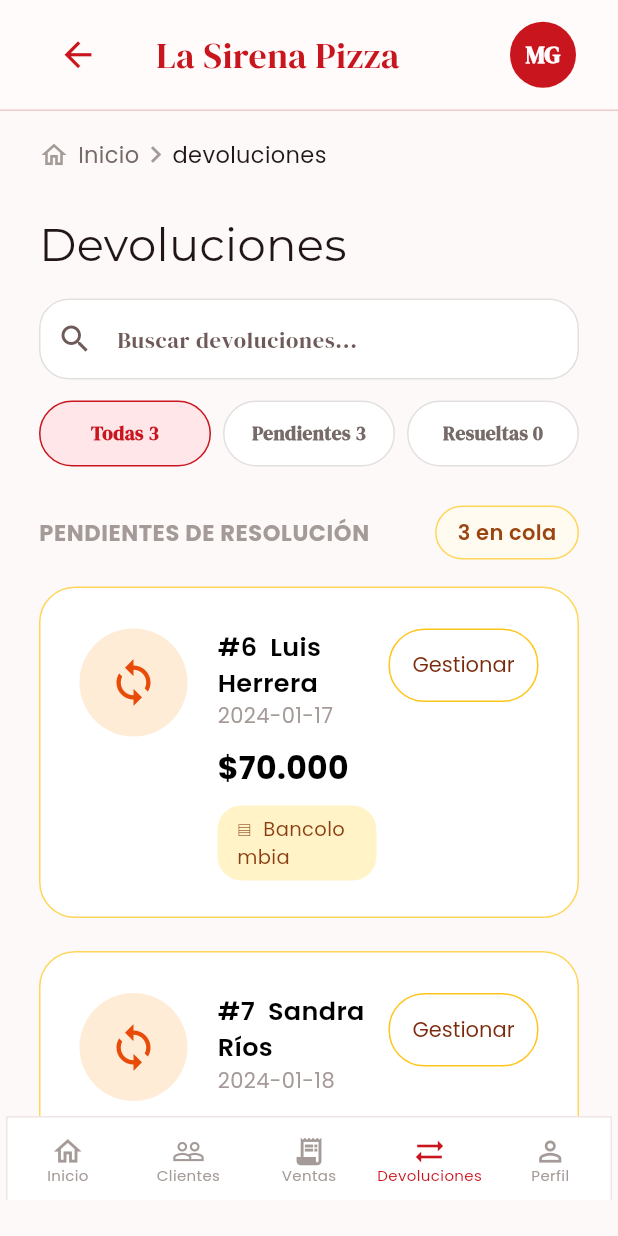
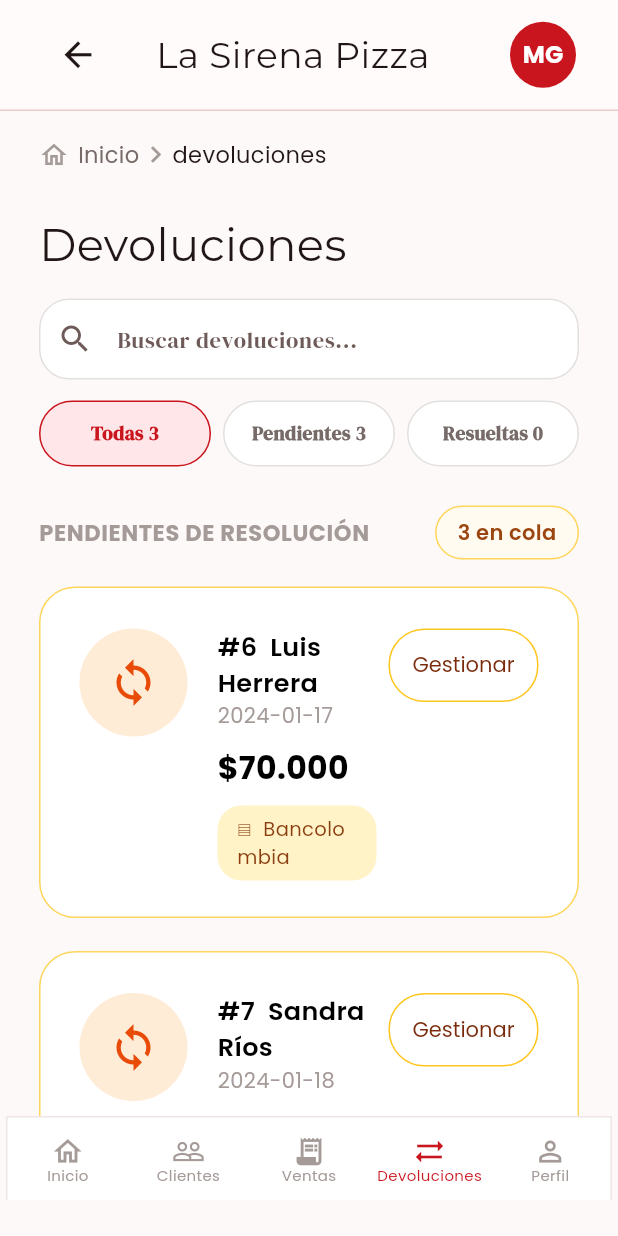
Before and after one commit to andresmauriciomeza-Re/App_sivpro, a Flutter app: the EmployeeReturnsScreen screen opened directly, on a phone screen of 412 x 824 dp. Run offline on Flutter 3.47's test engine with Material 3 defaults, Android fonts, the phone set to English and light mode, and no system bars; our stand-ins replace file_picker, flutter_map, flutter_native_splash, flutter_svg, google_fonts, latlong2 and 1 more.

Commit message:
feat: tipografia Montserrat y Poppins en app_header.dart

```diff
--- a/lib/shared/app_header.dart
+++ b/lib/shared/app_header.dart
@@ -35,7 +35,7 @@ class AppHeader extends StatelessWidget implements PreferredSizeWidget {
           if (onBack != null) ...[
             IconButton(
               onPressed: onBack,
-              icon: const Icon(Icons.arrow_back, color: AppColors.red, size: 27),
+              icon: const Icon(Icons.arrow_back, color: AppColors.ink, size: 27),
               padding: EdgeInsets.zero,
               constraints: const BoxConstraints(),
             ),
@@ -46,8 +46,8 @@ class AppHeader extends StatelessWidget implements PreferredSizeWidget {
               title,
               maxLines: 1,
               overflow: TextOverflow.ellipsis,
-              style: GoogleFonts.dmSerifDisplay(
-                color: AppColors.red,
+              style: GoogleFonts.montserrat(
+                color: AppColors.ink,
                 fontSize: 24,
               ),
             ),
@@ -65,7 +65,7 @@ class AppHeader extends StatelessWidget implements PreferredSizeWidget {
               ),
               child: Text(
                 initials!,
-                style: GoogleFonts.dmSerifDisplay(
+                style: GoogleFonts.poppins(
                   color: Colors.white,
                   fontSize: 16,
                   fontWeight: FontWeight.w700,
```
